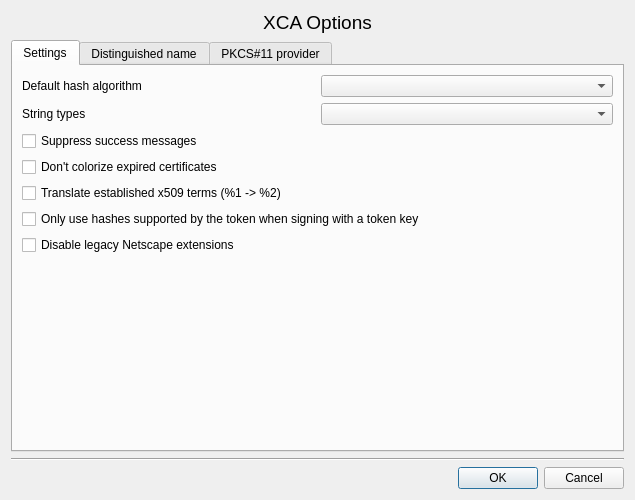
First picture: the form in ui/Options.ui, repository chris2511/xca, before the edit.
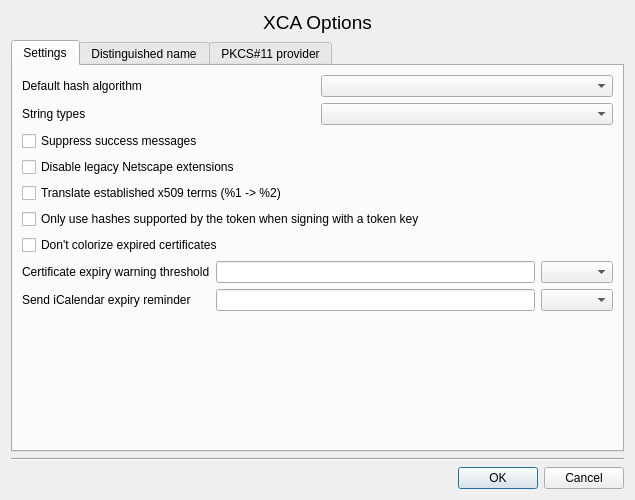
Second picture: the form after the edit. Custom widgets are drawn as their Qt base class.

Commit message:
Close #27: Configurable certificate expiry warning threshold
Add configuration values in the Options dialog to
control the time when certificates get marked yellow and
the expiration alarm time in calendar entries.

Patch:
```diff
--- a/ui/Options.ui
+++ b/ui/Options.ui
@@ -44,12 +44,6 @@
       <layout class="QVBoxLayout" name="verticalLayout_6">
        <item>
         <layout class="QHBoxLayout">
-         <property name="spacing">
-          <number>6</number>
-         </property>
-         <property name="margin">
-          <number>0</number>
-         </property>
          <item>
           <widget class="QLabel" name="label_3">
            <property name="text">
@@ -64,12 +58,6 @@
        </item>
        <item>
         <layout class="QHBoxLayout">
-         <property name="spacing">
-          <number>6</number>
-         </property>
-         <property name="margin">
-          <number>0</number>
-         </property>
          <item>
           <widget class="QLabel" name="label">
            <property name="text">
@@ -90,9 +78,9 @@
         </widget>
        </item>
        <item>
-        <widget class="QCheckBox" name="noColorize">
+        <widget class="QCheckBox" name="disableNetscape">
          <property name="text">
-          <string>Don't colorize expired certificates</string>
+          <string>Disable legacy Netscape extensions</string>
          </property>
         </widget>
        </item>
@@ -116,12 +104,51 @@
         </widget>
        </item>
        <item>
-        <widget class="QCheckBox" name="disableNetscape">
+        <widget class="QCheckBox" name="noColorize">
          <property name="text">
-          <string>Disable legacy Netscape extensions</string>
+          <string>Don't colorize expired certificates</string>
          </property>
         </widget>
        </item>
+       <item>
+        <layout class="QGridLayout" name="gridLayout">
+         <property name="sizeConstraint">
+          <enum>QLayout::SetDefaultConstraint</enum>
+         </property>
+         <item row="0" column="0" colspan="2">
+          <widget class="QLabel" name="label_2">
+           <property name="sizePolicy">
+            <sizepolicy hsizetype="Preferred" vsizetype="Preferred">
+             <horstretch>0</horstretch>
+             <verstretch>0</verstretch>
+            </sizepolicy>
+           </property>
+           <property name="text">
+            <string>Certificate expiry warning threshold</string>
+           </property>
+          </widget>
+         </item>
+         <item row="0" column="2">
+          <widget class="QLineEdit" name="cert_expiry_num"/>
+         </item>
+         <item row="0" column="3">
+          <widget class="focusCombo" name="cert_expiry_unit"/>
+         </item>
+         <item row="1" column="3">
+          <widget class="focusCombo" name="ical_expiry_unit"/>
+         </item>
+         <item row="1" column="2">
+          <widget class="QLineEdit" name="ical_expiry_num"/>
+         </item>
+         <item row="1" column="0" colspan="2">
+          <widget class="QLabel" name="label_4">
+           <property name="text">
+            <string>Send iCalendar expiry reminder</string>
+           </property>
+          </widget>
+         </item>
+        </layout>
+       </item>
        <item>
         <spacer name="verticalSpacer_2">
          <property name="orientation">
@@ -351,6 +378,11 @@
    <extends>QComboBox</extends>
    <header>widgets/hashBox.h</header>
   </customwidget>
+  <customwidget>
+   <class>focusCombo</class>
+   <extends>QComboBox</extends>
+   <header>widgets/FocusCombo.h</header>
+  </customwidget>
  </customwidgets>
  <tabstops>
   <tabstop>hashAlgo</tabstop>
```
Left out of the diff: 52 changed lines with no effect on the pictures. The commit also changes 8 other files.
